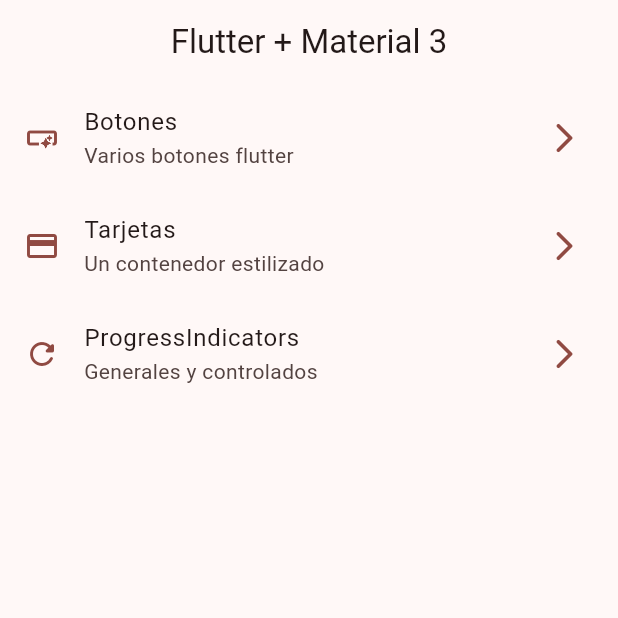
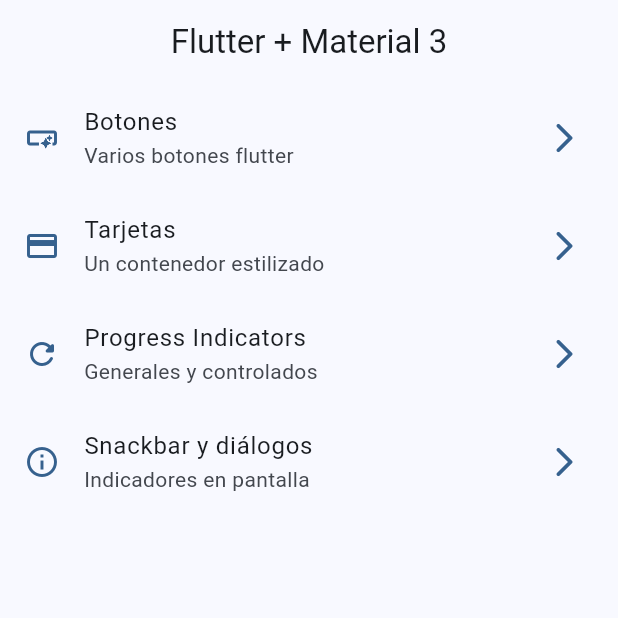
Before and after one commit to AugustSalas/widgets_app, a Flutter app: the screen it shows after launch, on a phone screen of 412 x 824 dp, the top half of it. Run offline on Flutter 3.47's test engine with Material 3 defaults, Android fonts, the phone set to English and light mode, and no system bars; our stand-ins replace go_router.

Commit message:
snackbars dialogs terminados

```diff
--- a/lib/config/menu/menu_items.dart
+++ b/lib/config/menu/menu_items.dart
@@ -28,9 +28,15 @@ const appMenuItems = <MenuItem>[
     icon: Icons.credit_card,
   ),
   MenuItem(
-    title: 'ProgressIndicators',
+    title: 'Progress Indicators',
     subTitle: 'Generales y controlados',
     link: '/progress',
     icon: Icons.refresh_rounded,
   ),
+  MenuItem(
+    title: 'Snackbar y diálogos',
+    subTitle: 'Indicadores en pantalla',
+    link: '/snackbars',
+    icon: Icons.info_outline,
+  ),
 ];
--- a/lib/config/router/app_router.dart
+++ b/lib/config/router/app_router.dart
@@ -22,5 +22,10 @@ final appRouter = GoRouter(initialLocation: '/', routes: [
      name: ProgressScreen.name,
     builder: (context, state) => const ProgressScreen(),
   ),
+   GoRoute(
+    path: '/snackbars',
+     name: SnackbarScreen.name,
+    builder: (context, state) => const SnackbarScreen(),
+  ),
 ],
 );
--- a/lib/main.dart
+++ b/lib/main.dart
@@ -13,8 +13,9 @@ class MainApp extends StatelessWidget {
   @override
   Widget build(BuildContext context) {
     return  MaterialApp.router(
+      title: 'Flutter Widgets',
       routerConfig: appRouter,
-      theme: AppTheme(selectedColor: 3).getTheme(),
+      theme: AppTheme(selectedColor: 0).getTheme(),
       debugShowCheckedModeBanner: false,
 
     );
--- a/lib/presentation/screens/progress/progress_screen.dart
+++ b/lib/presentation/screens/progress/progress_screen.dart
@@ -9,7 +9,6 @@ class ProgressScreen extends StatelessWidget {
     return Scaffold(
       appBar: AppBar(
         title: const Text('Progress Indicators'),
-        centerTitle: true,
       ),
       body: const _ProgressView(),
     );
```
Also changed, not shown: lib/presentation/screens/snackbar/snackbar_screen.dart (+58 -2 lines).
